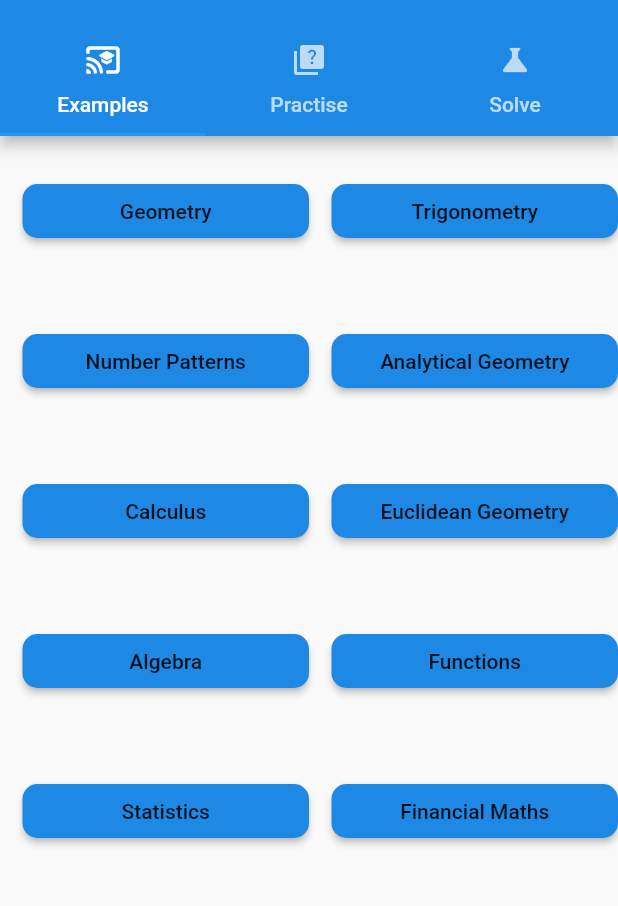
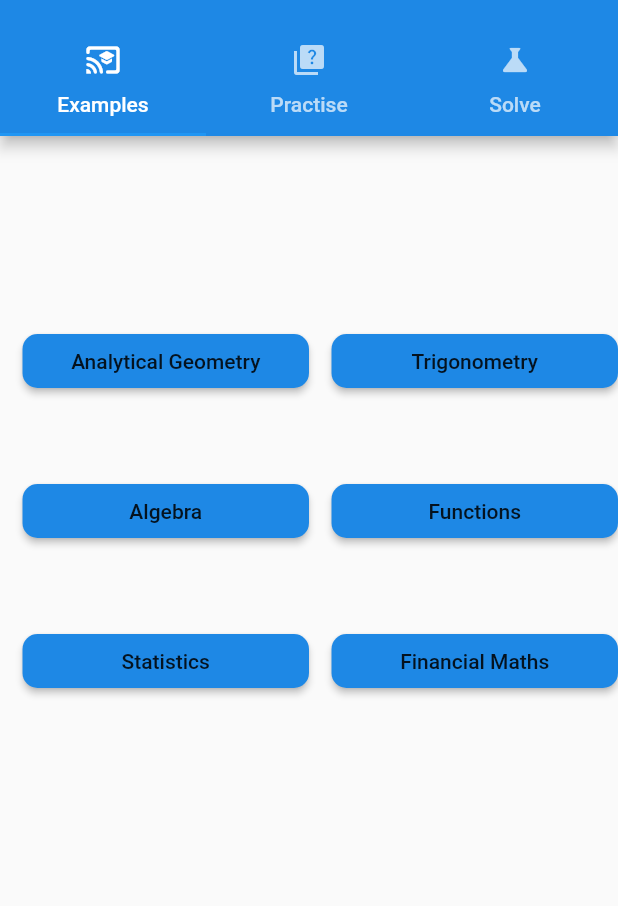
Before and after one commit to BrianTshatiwa-zz/Mathgeek, a Flutter app: the screen it shows after launch, on a phone screen of 412 x 824 dp, the part 59-965 px from its top. Run offline on Flutter 3.47's test engine with Material 2 defaults, Android fonts, the phone set to English and light mode, and no system bars.

Commit message:
statistics pictures

```diff
--- a/mobileApp/mathgeek/lib/examples.dart
+++ b/mobileApp/mathgeek/lib/examples.dart
@@ -13,35 +13,9 @@ class _ExamplesPageState extends State<ExamplesPage> {
         body: SingleChildScrollView(
             child: Column(
       children: [
-        Row(children: [
-          SizedBox(
-            width: 15.0,
-            height: 100.0,
-          ),
-          Expanded(
-            child: RaisedButton(
-              shape: RoundedRectangleBorder(
-                  borderRadius: BorderRadius.circular(10.0)),
-              onPressed: () => print("pressed"),
-              child: Text('Geometry'),
-              color: Colors.blue[600],
-            ),
-          ),
-          SizedBox(
-            width: 15.0,
-            height: 50.0,
-          ),
-          Expanded(
-            child: RaisedButton(
-              shape: RoundedRectangleBorder(
-                borderRadius: BorderRadius.circular(10.0),
-              ),
-              onPressed: () => print("pressed"),
-              child: Text('Trigonometry'),
-              color: Colors.blue[600],
-            ),
-          )
-        ]),
+        SizedBox(
+          height: 100.0,
+        ),
         Row(
           children: [
             SizedBox(
@@ -52,9 +26,8 @@ class _ExamplesPageState extends State<ExamplesPage> {
               child: RaisedButton(
                 shape: RoundedRectangleBorder(
                     borderRadius: BorderRadius.circular(10.0)),
-                onPressed: () =>
-                    Navigator.pushNamed(context, '/numberpatterns'),
-                child: Text('Number Patterns'),
+                onPressed: () => print("pressed"),
+                child: Text('Analytical Geometry'),
                 color: Colors.blue[600],
               ),
             ),
@@ -68,38 +41,7 @@ class _ExamplesPageState extends State<ExamplesPage> {
                   borderRadius: BorderRadius.circular(10.0),
                 ),
                 onPressed: () => print("pressed"),
-                child: Text('Analytical Geometry'),
-                color: Colors.blue[600],
-              ),
-            )
-          ],
-        ),
-        Row(
-          children: [
-            SizedBox(
-              width: 15.0,
-              height: 100.0,
-            ),
-            Expanded(
-              child: RaisedButton(
-                shape: RoundedRectangleBorder(
-                    borderRadius: BorderRadius.circular(10.0)),
-                onPressed: () => print("pressed"),
-                child: Text('Calculus'),
-                color: Colors.blue[600],
-              ),
-            ),
-            SizedBox(
-              width: 15.0,
-              height: 50.0,
-            ),
-            Expanded(
-              child: RaisedButton(
-                shape: RoundedRectangleBorder(
-                  borderRadius: BorderRadius.circular(10.0),
-                ),
-                onPressed: () => print("pressed"),
-                child: Text('Euclidean Geometry'),
+                child: Text('Trigonometry'),
                 color: Colors.blue[600],
               ),
             )
```
Also changed, not shown: mobileApp/mathgeek/assets/pictures/examples/statistics/answers/a.PNG (added), mobileApp/mathgeek/assets/pictures/examples/statistics/answers/b.PNG (added), mobileApp/mathgeek/assets/pictures/examples/statistics/answers/c.PNG (added), mobileApp/mathgeek/assets/pictures/examples/statistics/answers/d.PNG (added), mobileApp/mathgeek/assets/pictures/examples/statistics/answers/e.PNG (added), mobileApp/mathgeek/assets/pictures/examples/statistics/questions/a.PNG (added), mobileApp/mathgeek/assets/pictures/examples/statistics/questions/b.PNG (added).
